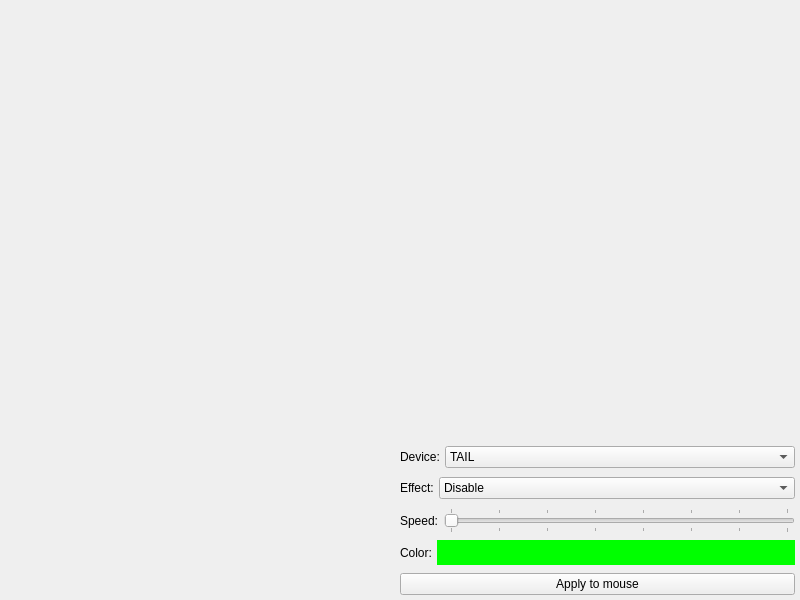
JUGGERNAUT13/XIAOMI_MI_GAMING_MOUSE_APP, file XIAOMI_MI_GAMING_MOUSE_APP/mainwindow.ui: the form before one commit.
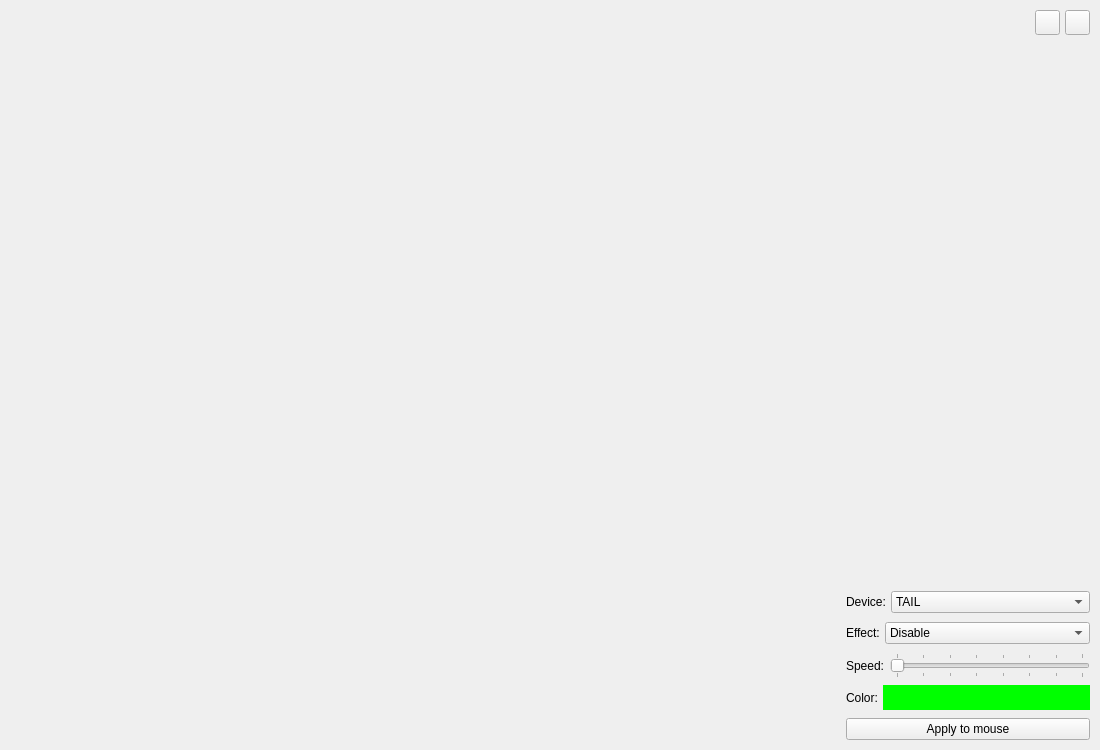
The form after the commit.

The edit to the form file:
```diff
--- a/XIAOMI_MI_GAMING_MOUSE_APP/mainwindow.ui
+++ b/XIAOMI_MI_GAMING_MOUSE_APP/mainwindow.ui
@@ -6,60 +6,137 @@
    <rect>
     <x>0</x>
     <y>0</y>
-    <width>800</width>
-    <height>600</height>
+    <width>1100</width>
+    <height>750</height>
    </rect>
   </property>
+  <property name="minimumSize">
+   <size>
+    <width>1100</width>
+    <height>750</height>
+   </size>
+  </property>
   <property name="windowTitle">
    <string>MainWindow</string>
   </property>
   <widget class="QWidget" name="centralwidget">
-   <layout class="QGridLayout" name="gridLayout">
+   <layout class="QGridLayout" name="gridLayout" columnstretch="0,1,0">
     <property name="leftMargin">
-     <number>5</number>
+     <number>0</number>
     </property>
     <property name="topMargin">
-     <number>5</number>
+     <number>0</number>
     </property>
     <property name="rightMargin">
-     <number>5</number>
+     <number>0</number>
     </property>
     <property name="bottomMargin">
+     <number>0</number>
+    </property>
+    <property name="spacing">
      <number>5</number>
     </property>
+    <item row="0" column="2">
+     <layout class="QHBoxLayout" name="horizontalLayout_5">
     <property name="spacing">
      <number>5</number>
     </property>
-    <item row="0" column="0">
-     <spacer name="horizontalSpacer">
+      <property name="leftMargin">
+       <number>10</number>
+      </property>
+      <property name="topMargin">
+       <number>10</number>
+      </property>
+      <property name="rightMargin">
+       <number>10</number>
+      </property>
+      <property name="bottomMargin">
+       <number>10</number>
+      </property>
+      <item>
+       <spacer name="horizontalSpacer_2">
       <property name="orientation">
        <enum>Qt::Horizontal</enum>
       </property>
-      <property name="sizeType">
-       <enum>QSizePolicy::MinimumExpanding</enum>
-      </property>
       <property name="sizeHint" stdset="0">
        <size>
-        <width>40</width>
+          <width>0</width>
         <height>20</height>
        </size>
       </property>
      </spacer>
     </item>
-    <item row="0" column="1">
+      <item>
+       <widget class="QPushButton" name="pshBttn_mnmz">
+        <property name="minimumSize">
+         <size>
+          <width>25</width>
+          <height>25</height>
+         </size>
+        </property>
+        <property name="maximumSize">
+         <size>
+          <width>25</width>
+          <height>25</height>
+         </size>
+        </property>
+        <property name="text">
+         <string notr="true"/>
+        </property>
+       </widget>
+      </item>
+      <item>
+       <widget class="QPushButton" name="pshBttn_close">
+        <property name="minimumSize">
+         <size>
+          <width>25</width>
+          <height>25</height>
+         </size>
+        </property>
+        <property name="maximumSize">
+         <size>
+          <width>25</width>
+          <height>25</height>
+         </size>
+        </property>
+        <property name="text">
+         <string notr="true"/>
+        </property>
+       </widget>
+      </item>
+     </layout>
+    </item>
+    <item row="1" column="2">
      <spacer name="verticalSpacer">
       <property name="orientation">
        <enum>Qt::Vertical</enum>
       </property>
       <property name="sizeHint" stdset="0">
        <size>
-        <width>20</width>
-        <height>40</height>
+        <width>40</width>
+        <height>0</height>
        </size>
       </property>
      </spacer>
     </item>
-    <item row="1" column="1">
+    <item row="2" column="2">
+     <layout class="QVBoxLayout" name="verticalLayout">
+      <property name="spacing">
+       <number>5</number>
+      </property>
+      <property name="leftMargin">
+       <number>10</number>
+      </property>
+      <property name="topMargin">
+       <number>10</number>
+      </property>
+      <property name="rightMargin">
+       <number>10</number>
+      </property>
+      <property name="bottomMargin">
+       <number>10</number>
+      </property>
+      <item>
      <widget class="QFrame" name="frm_dev">
       <property name="minimumSize">
        <size>
@@ -122,7 +199,7 @@
       </layout>
      </widget>
     </item>
-    <item row="2" column="1">
+      <item>
      <widget class="QFrame" name="frm_effcts">
       <property name="minimumSize">
        <size>
@@ -190,7 +267,7 @@
       </layout>
      </widget>
     </item>
-    <item row="3" column="1">
+      <item>
      <widget class="QFrame" name="frm_spd">
       <property name="sizePolicy">
        <sizepolicy hsizetype="MinimumExpanding" vsizetype="Preferred">
@@ -238,6 +315,12 @@
        </item>
        <item>
         <widget class="QSlider" name="hrzntlSldr_effct_spd">
+           <property name="minimumSize">
+            <size>
+             <width>200</width>
+             <height>0</height>
+            </size>
+           </property>
          <property name="minimum">
           <number>1</number>
          </property>
@@ -261,7 +344,7 @@
       </layout>
      </widget>
     </item>
-    <item row="4" column="1">
+      <item>
      <widget class="QFrame" name="frm_clr">
       <property name="sizePolicy">
        <sizepolicy hsizetype="Preferred" vsizetype="Preferred">
@@ -339,12 +422,66 @@
       </layout>
      </widget>
     </item>
-    <item row="5" column="1">
+      <item>
      <widget class="QPushButton" name="pshBttn_apply_to_mouse">
       <property name="text">
        <string>Apply to mouse</string>
       </property>
      </widget>
+      </item>
+     </layout>
+    </item>
+    <item row="0" column="0" rowspan="3">
+     <widget class="QLabel" name="label">
+      <property name="minimumSize">
+       <size>
+        <width>180</width>
+        <height>0</height>
+       </size>
+      </property>
+      <property name="maximumSize">
+       <size>
+        <width>180</width>
+        <height>16777215</height>
+       </size>
+      </property>
+      <property name="font">
+       <font>
+        <kerning>false</kerning>
+       </font>
+      </property>
+      <property name="toolTip">
+       <string notr="true"/>
+      </property>
+      <property name="lineWidth">
+       <number>0</number>
+      </property>
+      <property name="text">
+       <string notr="true"/>
+      </property>
+      <property name="textFormat">
+       <enum>Qt::PlainText</enum>
+      </property>
+      <property name="alignment">
+       <set>Qt::AlignCenter</set>
+      </property>
+     </widget>
+    </item>
+    <item row="0" column="1" rowspan="3">
+     <spacer name="horizontalSpacer">
+      <property name="orientation">
+       <enum>Qt::Horizontal</enum>
+      </property>
+      <property name="sizeType">
+       <enum>QSizePolicy::Expanding</enum>
+      </property>
+      <property name="sizeHint" stdset="0">
+       <size>
+        <width>0</width>
+        <height>40</height>
+       </size>
+      </property>
+     </spacer>
     </item>
    </layout>
   </widget>
```
Left out of the diff: 2 changed lines with no effect on the pictures. Lines whose indentation alone changed are shown as unchanged.
